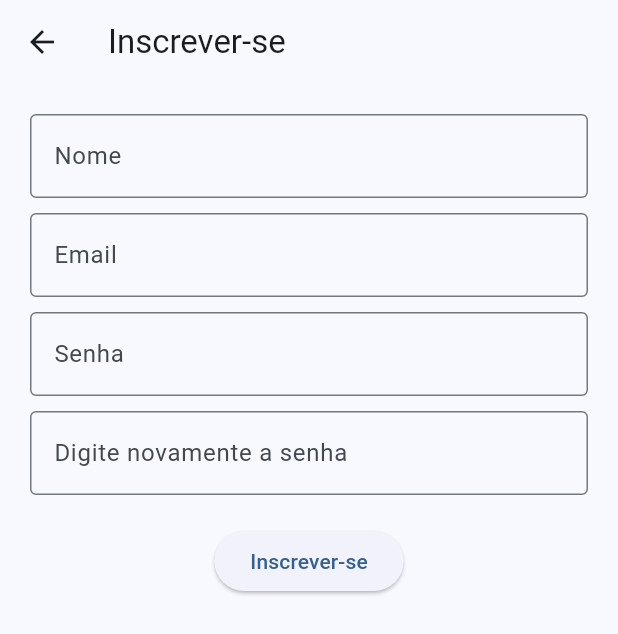
After one commit to jcr04/Emprega-Ribamar.Flutter, a Flutter app: the CreateUserScreen screen opened directly, on a phone screen of 412 x 824 dp. The commit adds this screen. Shown: the top 634 px of the screen. Run offline on Flutter 3.47's test engine with Material 2 defaults, Android fonts, the phone set to English and light mode, and no system bars.

Commit message:
fixing erros

```diff
--- a/lib/utils/animation_utils.dart
+++ b/lib/utils/animation_utils.dart
@@ -1,6 +1,5 @@
 import 'package:flutter/animation.dart';
 
-// Utilidade para gerenciar a animação de fade-in e fade-out
 AnimationController createAnimationController(TickerProvider vSync) {
   return AnimationController(
     duration: const Duration(seconds: 2),
--- a/lib/views/anime/splash_sceeen.dart
+++ b/lib/views/anime/splash_sceeen.dart
@@ -28,7 +28,7 @@ class _SplashScreenState extends State<SplashScreen>
   Widget build(BuildContext context) {
     return const Scaffold(
       body: Center(
-        child: AnimatedLogoWidget(), // Seu widget de animação personalizado
+        child: AnimatedLogoWidget(),
       ),
     );
   }
--- /dev/null
+++ b/lib/views/auth/create_user_screen.dart
@@ -0,0 +1,73 @@
+import 'package:flutter/material.dart';
+import 'package:emprega_ribamar/widgets/custom_text_field.dart';
+import 'package:emprega_ribamar/utils/form_validators.dart';
+import 'package:emprega_ribamar/utils/custom_button.dart';
+
+class CreateUserScreen extends StatelessWidget {
+  final TextEditingController _nameController = TextEditingController();
+  final TextEditingController _emailController = TextEditingController();
+  final TextEditingController _passwordController = TextEditingController();
+  final TextEditingController _confirmPasswordController =
+      TextEditingController();
+
+  CreateUserScreen({super.key});
+
+  @override
+  Widget build(BuildContext context) {
+    return Scaffold(
+      appBar: AppBar(
+        title: const Text('Inscrever-se'),
+      ),
+      body: Padding(
+        padding: const EdgeInsets.all(20.0),
+        child: Column(
+          children: [
+            CustomTextField(
+              controller: _nameController,
+              hintText: 'Nome',
+              validator: (String? value) {
+                if (value == null || value.trim().isEmpty) {
+                  return 'Por favor, insira seu nome';
+                }
+                return null;
+              },
+            ),
+            const SizedBox(height: 10),
+            CustomTextField(
+              controller: _emailController,
+              hintText: 'Email',
+              keyboardType: TextInputType.emailAddress,
+              validator: validateEmail,
+            ),
+            const SizedBox(height: 10),
+            CustomTextField(
+              controller: _passwordController,
+              hintText: 'Senha',
+              obscureText: true,
+              validator: validatePassword,
+            ),
+            const SizedBox(height: 10),
+            CustomTextField(
+              controller: _confirmPasswordController,
+              hintText: 'Digite novamente a senha',
+              obscureText: true,
+              validator: (value) {
+                if (value != _passwordController.text) {
+                  return 'As senhas não coincidem';
+                }
+                return null;
+              },
+            ),
+            const SizedBox(height: 20),
+            CustomButton(
+              text: 'Inscrever-se',
+              onPressed: () {
+                // Implementar lógica de regsitro
+              },
+            ),
+          ],
+        ),
+      ),
+    );
+  }
+}
```
Also changed, not shown: lib/views/auth/user_screen.dart (+4 -4 lines).
